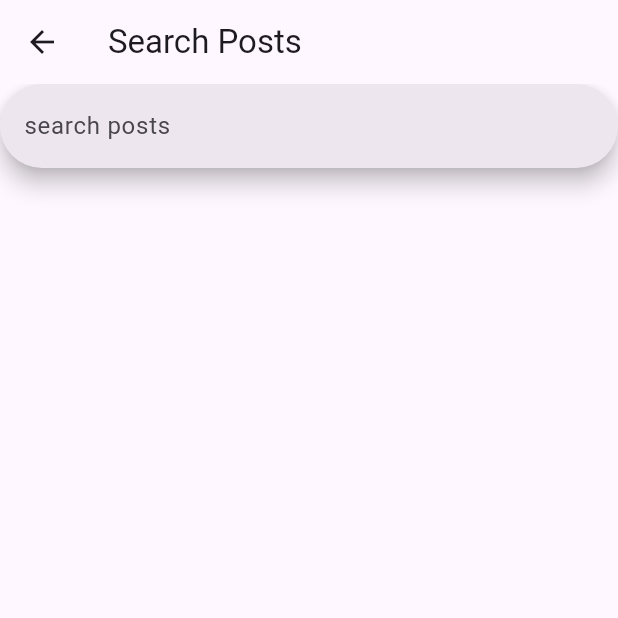
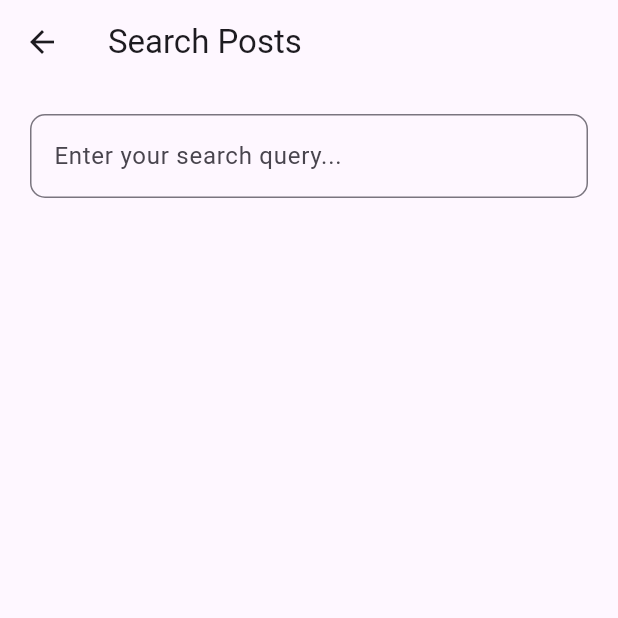
Before and after one commit to hakeem2499/flutter-blogapp, a Flutter app: the SearchSavedPost screen opened directly, on a phone screen of 412 x 824 dp, the top half of it. Run offline on Flutter 3.47's test engine with Material 3 defaults, Android fonts, the phone set to English and light mode, and no system bars; our stand-ins replace graphql_flutter; network calls fail.

Commit message:
another commit

```diff
--- a/flutterblogapp/lib/views/AddPostPage.dart
+++ b/flutterblogapp/lib/views/AddPostPage.dart
@@ -2,8 +2,6 @@ import 'package:flutter/material.dart';
 import 'package:flutter/widgets.dart';
 import 'package:graphql_flutter/graphql_flutter.dart';
 
-import 'package:flutter/material.dart';
-import 'package:graphql_flutter/graphql_flutter.dart';
 
 class AddPostPage extends StatefulWidget {
   @override
--- a/flutterblogapp/lib/views/MyHomePage.dart
+++ b/flutterblogapp/lib/views/MyHomePage.dart
@@ -9,7 +9,6 @@ import 'package:flutterblogapp/views/PostDetailsPage.dart';
 import 'package:flutterblogapp/views/SavedPostPage.dart';
 import 'package:flutterblogapp/views/SearchPage.dart';
 import 'package:flutterblogapp/views/updatepost.dart';
-import 'package:intl/intl.dart';
 
 class MyHomePage extends StatefulWidget {
   const MyHomePage({super.key});
--- a/flutterblogapp/lib/views/SavedPostPage.dart
+++ b/flutterblogapp/lib/views/SavedPostPage.dart
@@ -1,8 +1,6 @@
 // ignore_for_file: prefer_const_constructors
 
 import 'package:flutter/material.dart';
-import 'package:flutterblogapp/views/PostDetailsPage.dart';
-import 'package:graphql_flutter/graphql_flutter.dart';
 
 class SavedPostPage extends StatelessWidget {
   const SavedPostPage({super.key});
--- a/flutterblogapp/lib/views/SearchPage.dart
+++ b/flutterblogapp/lib/views/SearchPage.dart
@@ -8,14 +8,24 @@ class SearchSavedPost extends StatelessWidget {
   @override
   Widget build(BuildContext context) {
     return Scaffold(
-      appBar: AppBar(
-        title: const Text('Search Posts'),
-      ),
-      body:
-      SearchBar(
-             hintText: "search posts",
-
+        appBar: AppBar(
+          title: const Text('Search Posts'),
+        ),
+        body: Padding(
+          padding: const EdgeInsets.all(20.0),
+          child: Column(
+            crossAxisAlignment: CrossAxisAlignment.stretch,
+            children: [
+              TextField(
+                decoration: InputDecoration(
+                  hintText: 'Enter your search query...',
+                  border: OutlineInputBorder(
+                    borderRadius: BorderRadius.circular(10.0),
+                  ),
+                ),
+              ),
+            ],
           ),
-          );
+        ));
   }
 }
```
Also changed, not shown: 1 other file.
